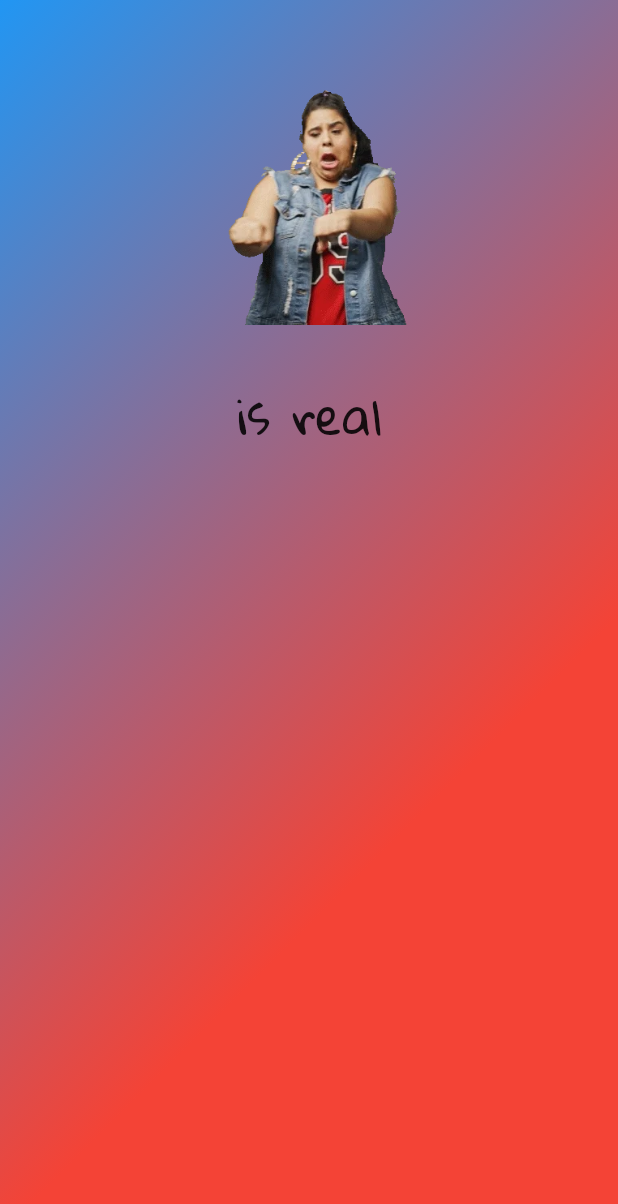
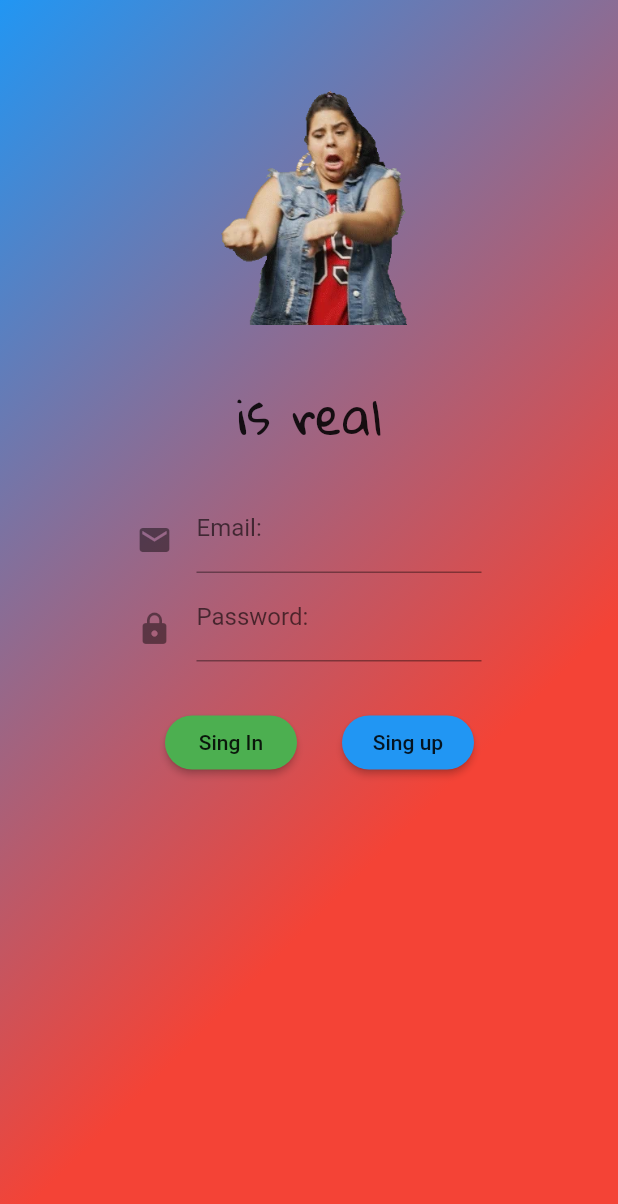
Before and after one commit to Nitrocircussx74/FlutterFirebase, a Flutter app: the screen it shows after launch, on a phone screen of 412 x 824 dp. Shown: the top 1204 px of the screen. Run offline on Flutter 3.47's test engine with Material 2 defaults, Android fonts, the phone set to English and light mode, and no system bars.

Commit message:
Create  form button

```diff
--- a/lib/screens/authen.dart
+++ b/lib/screens/authen.dart
@@ -6,6 +6,64 @@ class Authen extends StatefulWidget {
 }
 
 class _AuthenState extends State<Authen> {
+  bool _obscureText = true;
+
+  String _password;
+  // Toggles the password show status
+
+// --------------
+  Widget emailTextField() {
+    return Container(
+        margin: EdgeInsets.only(top: 15.0),
+        width: 230.0,
+        child: TextFormField(
+          decoration: InputDecoration(
+              labelText: "Email: ",
+              hintText: 'exmple@gmail.com',
+              icon: const Padding(
+                  padding: const EdgeInsets.only(top: 15.0),
+                  child: const Icon(Icons.local_post_office))),
+        ));
+  }
+
+// ----------------------
+  Widget singInbutton() {
+    return Container(
+        child: RaisedButton(
+            color: Colors.green,
+            shape: RoundedRectangleBorder(
+                borderRadius: BorderRadius.circular(30.0)),
+            onPressed: () {},
+            child: Text("Sing In")));
+  }
+
+  Widget singUpbutton() {
+    return Container(
+        child: RaisedButton(
+            color: Colors.blue,
+            shape: RoundedRectangleBorder(
+                borderRadius: BorderRadius.circular(30.0)),
+            onPressed: () {},
+            child: Text("Sing up")));
+  }
+
+  // --------------
+  Widget passTextField() {
+    return Container(
+      width: 230.0,
+      child: TextFormField(
+        decoration: const InputDecoration(
+            labelText: 'Password:',
+            icon: const Padding(
+                padding: const EdgeInsets.only(top: 15.0),
+                child: const Icon(Icons.lock))),
+        validator: (val) => val.length < 6 ? 'Password too short.' : null,
+        onSaved: (val) => _password = val,
+        obscureText: _obscureText,
+      ),
+    );
+  }
+
   // -------------------------------------
   Widget showLogo() {
     return Container(
@@ -53,11 +111,11 @@ class _AuthenState extends State<Authen> {
   @override
   Widget build(BuildContext context) {
     return Scaffold(
+        resizeToAvoidBottomPadding: false,
         body: Container(
           decoration: BoxDecoration(
               gradient: LinearGradient(
-                    colors: [Colors.blue, Colors.red],
-                    begin: Alignment(-1, -1))),
+                  colors: [Colors.blue, Colors.red], begin: Alignment(-1, -1))),
           padding: EdgeInsets.only(top: 30.0),
           alignment: Alignment(0, -1),
           child: Column(
@@ -65,8 +123,34 @@ class _AuthenState extends State<Authen> {
               showLogo(),
               Container(
                   margin: EdgeInsets.only(top: 15.0), child: showContent()),
+              emailTextField(),
+              passTextField(),
+              Container(
+                  margin: EdgeInsets.only(
+                    top: 15.0,
+                    left: 30.0,
+                  ),
+                  child: Row(
+                    children: <Widget>[
+                      Container(
+                        margin: EdgeInsets.only(
+                          top: 15.0,
+                          left: 80.0,
+                        ),
+                        child: singInbutton(),
+                      ),
+                      Container(
+                        margin: EdgeInsets.only(
+                          top: 15.0,
+                          left: 30.0,
+                        ),
+                        child: singUpbutton(),
+                      ),
                     ],
-            )));
+                  ))
+            ],
+          ),
+        ));
 // ----------------------
   }
 }
```
Lines whose indentation alone changed are shown as unchanged.
